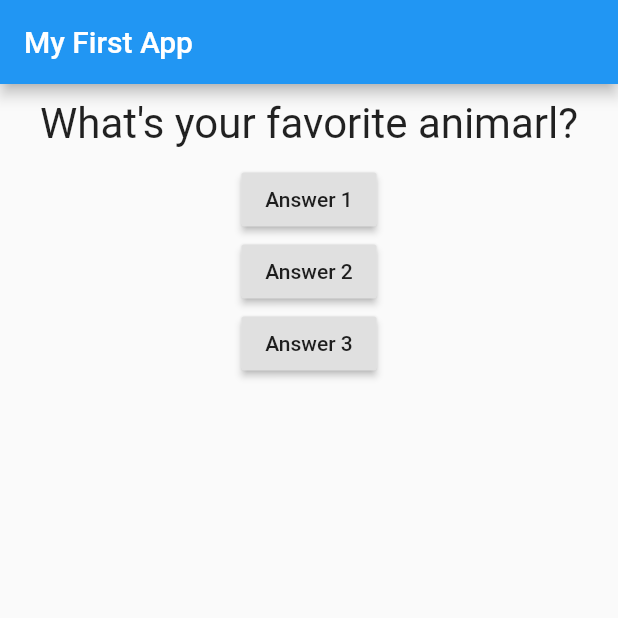
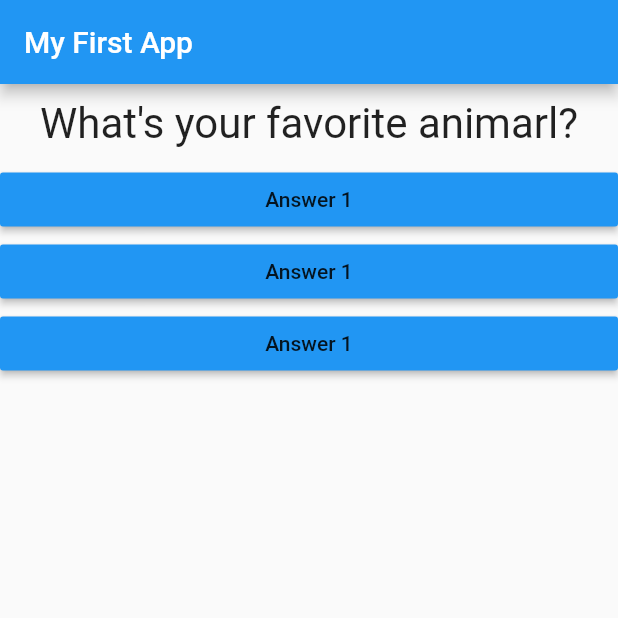
Before and after one commit to Muhamadfikri20/flutterCompleteGuide, a Flutter app: the screen it shows after launch, after a tap on "Answer 1", on a phone screen of 412 x 824 dp, the top half of it. Run offline on Flutter 3.47's test engine with Material 2 defaults, Android fonts, the phone set to English and light mode, and no system bars.

```diff
--- a/latihan/dart_constructors_namedArguments.dart
+++ b/latihan/dart_constructors_namedArguments.dart
@@ -1,5 +1,5 @@
 class Person {
-  String? name;
+  String name;
   int age;
   Person({this.name, this.age = 30});
 }
--- a/latihan/enums_and_multiple_constructors.dart
+++ b/latihan/enums_and_multiple_constructors.dart
@@ -1,6 +1,6 @@
 class Person {
-  String? name;
-  int? age;
+  String name;
+  int age;
   Person({this.name, this.age = 30});
   Person.veryOld(this.name) {
     age = 60;
--- /dev/null
+++ b/lib/answer.dart
@@ -0,0 +1,17 @@
+import 'package:flutter/material.dart';
+
+class Answers extends StatelessWidget {
+  final Function selectHandler;
+  Answers(this.selectHandler);
+  @override
+  Widget build(BuildContext context) {
+    return Container(
+      width: double.infinity,
+      child: RaisedButton(
+        color: Colors.blue,
+        onPressed: selectHandler,
+        child: Text('Answer 1'),
+      ),
+    );
+  }
+}
--- a/lib/main.dart
+++ b/lib/main.dart
@@ -1,5 +1,6 @@
 import 'package:flutter/material.dart';
 import './question.dart';
+import 'answer.dart';
 
 void main() {
   runApp(MyApp());
@@ -13,7 +14,7 @@ class MyApp extends StatefulWidget {
 class _MyAppState extends State<MyApp> {
   var _questionIndex = 0;
 
-  void answerQuestion() {
+  void _answerQuestion() {
     setState(() {
       _questionIndex = _questionIndex + 1;
     });
@@ -33,20 +34,9 @@ class _MyAppState extends State<MyApp> {
             body: Column(
               children: <Widget>[
                 Question(questions[_questionIndex]),
-                RaisedButton(
-                  onPressed: answerQuestion,
-                  child: Text('Answer 1'),
-                ),
-                RaisedButton(
-                  onPressed: () => print('Answer 2 chose!'),
-                  child: Text('Answer 2'),
-                ),
-                RaisedButton(
-                  onPressed: () {
-                    print('Answer 3 chosen');
-                  },
-                  child: Text('Answer 3'),
-                )
+                Answers(_answerQuestion),
+                Answers(_answerQuestion),
+                Answers(_answerQuestion),
               ],
             )));
   }
--- a/lib/question.dart
+++ b/lib/question.dart
@@ -3,7 +3,7 @@ import 'dart:ui';
 import 'package:flutter/material.dart';
 
 class Question extends StatelessWidget {
-  String? questionText;
+  String questionText;
   Question(this.questionText);
   @override
   Widget build(BuildContext context) {
@@ -11,7 +11,7 @@ class Question extends StatelessWidget {
       width: double.infinity,
       margin: EdgeInsets.all(10),
       child: Text(
-        questionText!,
+        questionText,
         style: TextStyle(fontSize: 28),
         textAlign: TextAlign.center,
       ),
--- a/pubspec.yaml
+++ b/pubspec.yaml
@@ -18,7 +18,7 @@ publish_to: 'none' # Remove this line if you wish to publish to pub.dev
 version: 1.0.0+1
 
 environment:
-  sdk: ">=2.16.2 <3.0.0"
+  sdk: ">=2.1.0 <3.0.0"
 
 # Dependencies specify other packages that your package needs in order to work.
 # To automatically upgrade your package dependencies to the latest versions
```
Also changed, not shown: pubspec.lock, 2 other files.
